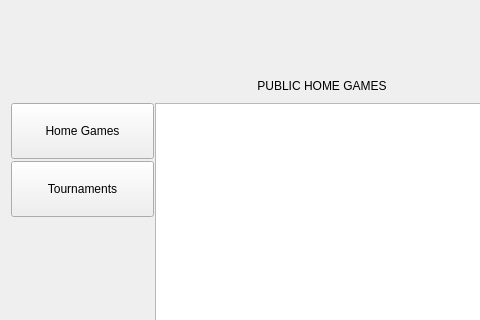
First picture: the form in qt-client/main_window.ui, repository paunovic/chipup-poker, before the edit; both pictures show x 0 to 480 and y 94 to 414 of the 866 by 620 pixel window.
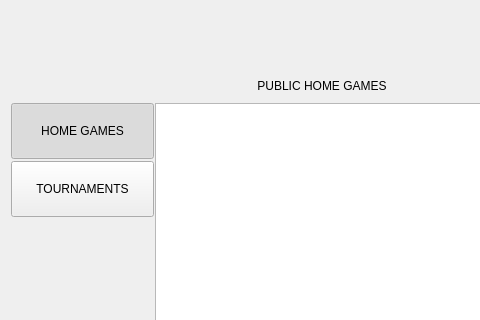
Second picture: the form after the edit. Icons and pictures are not drawn.

Commit message: more improvements to game list

```diff
--- a/qt-client/main_window.ui
+++ b/qt-client/main_window.ui
@@ -23,28 +23,38 @@
    <bool>false</bool>
   </property>
   <widget class="QWidget" name="centralwidget">
+   <layout class="QVBoxLayout" name="verticalLayout" stretch="0,1">
+    <property name="spacing">
+     <number>0</number>
+    </property>
+    <property name="leftMargin">
+     <number>0</number>
+    </property>
+    <property name="topMargin">
+     <number>0</number>
+    </property>
+    <property name="rightMargin">
+     <number>0</number>
+    </property>
+    <property name="bottomMargin">
+     <number>0</number>
+    </property>
+    <item>
    <widget class="QWidget" name="header" native="true">
-    <property name="geometry">
-     <rect>
-      <x>0</x>
-      <y>0</y>
-      <width>866</width>
+      <property name="minimumSize">
+       <size>
+        <width>438</width>
       <height>144</height>
-     </rect>
+       </size>
     </property>
     <property name="styleSheet">
-     <string notr="true">background-image: url(:/resources/header/Header.png);</string>
-    </property>
-   </widget>
+       <string notr="true">background-image: url(:/resources/header/Header.png);
+background-repeat: no-repeat;</string>
+      </property>
+     </widget>
+    </item>
+    <item>
    <widget class="QWidget" name="paMain" native="true">
-    <property name="geometry">
-     <rect>
-      <x>0</x>
-      <y>144</y>
-      <width>841</width>
-      <height>438</height>
-     </rect>
-    </property>
     <widget class="QPushButton" name="btHomeGames">
      <property name="geometry">
       <rect>
@@ -55,7 +65,13 @@
       </rect>
      </property>
      <property name="text">
-      <string>Home Games</string>
+        <string>HOME GAMES</string>
+       </property>
+       <property name="checkable">
+        <bool>true</bool>
+       </property>
+       <property name="checked">
+        <bool>true</bool>
      </property>
     </widget>
     <widget class="QPushButton" name="btTournaments">
@@ -68,7 +84,10 @@
       </rect>
      </property>
      <property name="text">
-      <string>Tournaments</string>
+        <string>TOURNAMENTS</string>
+       </property>
+       <property name="checkable">
+        <bool>true</bool>
      </property>
     </widget>
     <widget class="QStackedWidget" name="stackedWidget">
@@ -235,6 +254,8 @@
     <zorder>btHomeGames</zorder>
     <zorder>btTournaments</zorder>
    </widget>
+    </item>
+   </layout>
   </widget>
   <widget class="QMenuBar" name="menubar">
    <property name="geometry">
```
Lines whose indentation alone changed are shown as unchanged. The commit also changes 17 other files.
